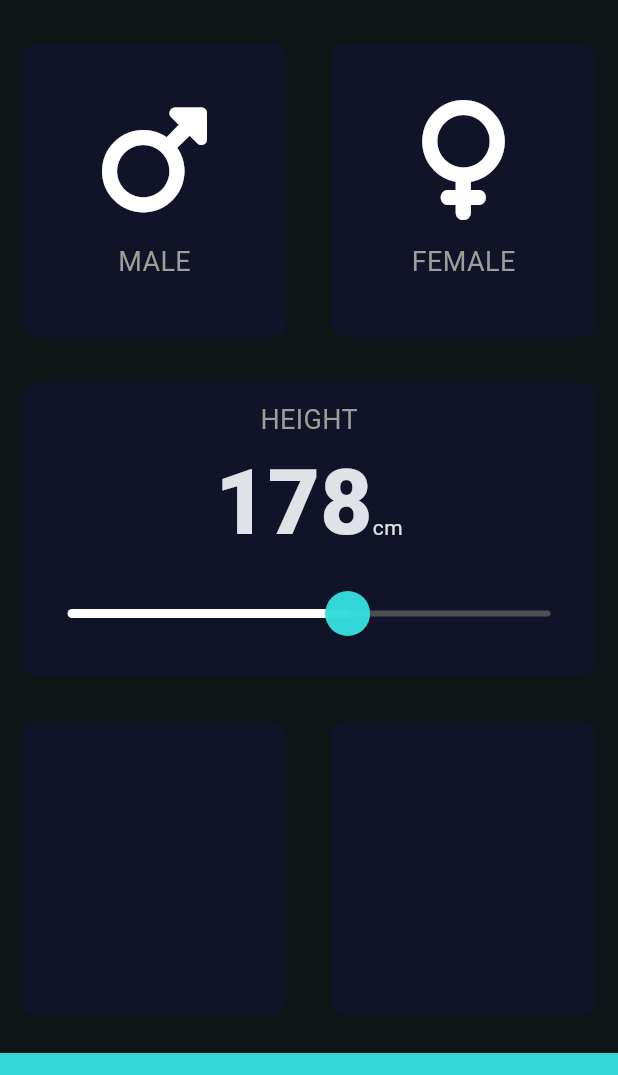
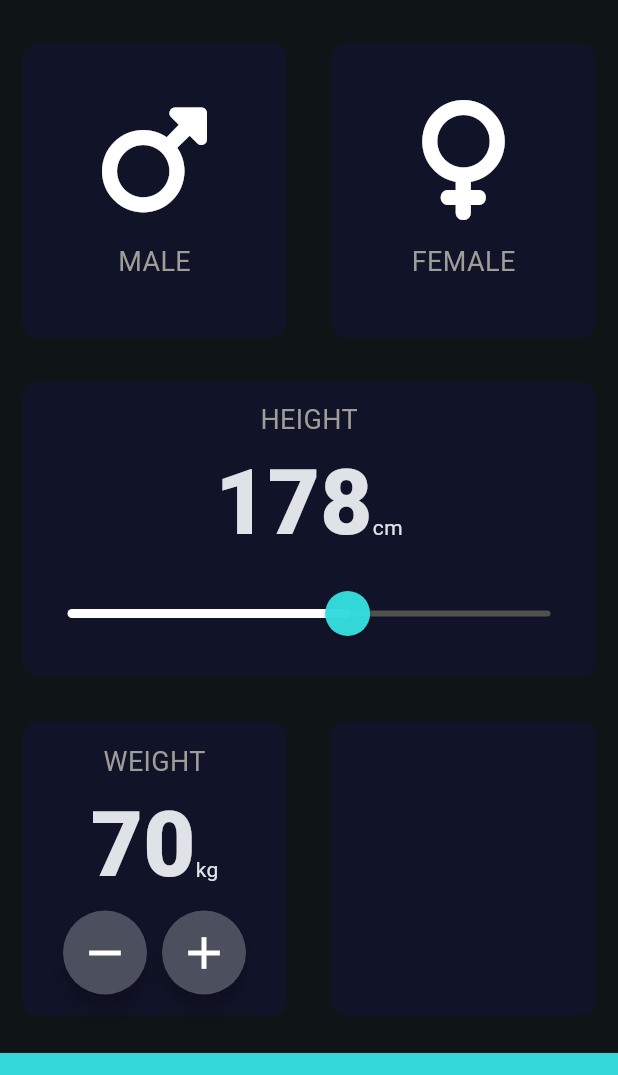
Before and after one commit to erjiale/flutter-practice, a Flutter app: the screen it shows after launch, on a phone screen of 412 x 824 dp, the part 63-1138 px from its top. Run offline on Flutter 3.47's test engine with Material 3 defaults, Android fonts, the phone set to English and light mode, and no system bars; our stand-ins replace assets_audio_player, font_awesome_flutter, rflutter_alert.

Commit message:
Create custom RoundIconButton + add/remove weight feature

```diff
--- a/lab_bmi_calculator_flutter/lib/home_page.dart
+++ b/lab_bmi_calculator_flutter/lib/home_page.dart
@@ -19,6 +19,7 @@ class _HomePageState extends State<HomePage> {
 
   Gender? selectedGender;
   int selectedHeight = 178;
+  int selectedWeight = 70;
 
   @override
   Widget build(BuildContext context) {
@@ -99,11 +100,50 @@ class _HomePageState extends State<HomePage> {
               ),
             ),
           ),
-          const Expanded(
+          Expanded(
             child: Row(
               children: [
                 Expanded(
-                  child: ReusableCard(color: kInactiveCardColor)
+                  child: ReusableCard(
+                    color: kInactiveCardColor,
+                    cardChild: Column(
+                      mainAxisAlignment: MainAxisAlignment.center,
+                      children: [
+                        const Text("WEIGHT", style: kTextMessageStyle),
+                        Row(
+                          mainAxisAlignment: MainAxisAlignment.center,
+                          crossAxisAlignment: CrossAxisAlignment.baseline,
+                          textBaseline: TextBaseline.alphabetic,
+                          children: [
+                            Text("$selectedWeight", style: kNumberStyle),
+                            const Text("kg")
+                          ],
+                        ),
+                        Row(
+                          mainAxisAlignment: MainAxisAlignment.center,
+                          children: [
+                            RoundIconButton(
+                              onPressed: () => {
+                                setState(() =>
+                                  selectedWeight -= 1
+                                )
+                              },
+                              icon: Icons.remove,
+                            ),
+                            const SizedBox(width: 10),
+                            RoundIconButton(
+                              onPressed: () => {
+                                setState(() =>
+                                  selectedWeight += 1
+                                )
+                              },
+                              icon: Icons.add,
+                            )
+                          ],
+                        )
+                      ],
+                    ),
+                  )
                 ),
                 Expanded(
                   child: ReusableCard(color: kInactiveCardColor)
@@ -122,3 +162,33 @@ class _HomePageState extends State<HomePage> {
     );
   }
 }
+
+class RoundIconButton extends StatelessWidget {
+  const RoundIconButton({
+    super.key,
+    required this.onPressed,
+    this.icon,
+    this.fillColor,
+    this.iconColor
+  });
+
+  final Function() onPressed;
+  final IconData? icon;
+  final Color? fillColor;
+  final Color? iconColor;
+
+  @override
+  Widget build(BuildContext context) {
+    return RawMaterialButton(
+      elevation: 6,
+      constraints: const BoxConstraints.tightFor(
+        width: 56.0,
+        height: 56.0,
+      ),
+      shape: const CircleBorder(),
+      onPressed: onPressed,
+      fillColor: fillColor ?? const Color(0xFF4C4F5E),
+      child: Icon(icon, color: iconColor, size: 36),
+    );
+  }
+}
```
